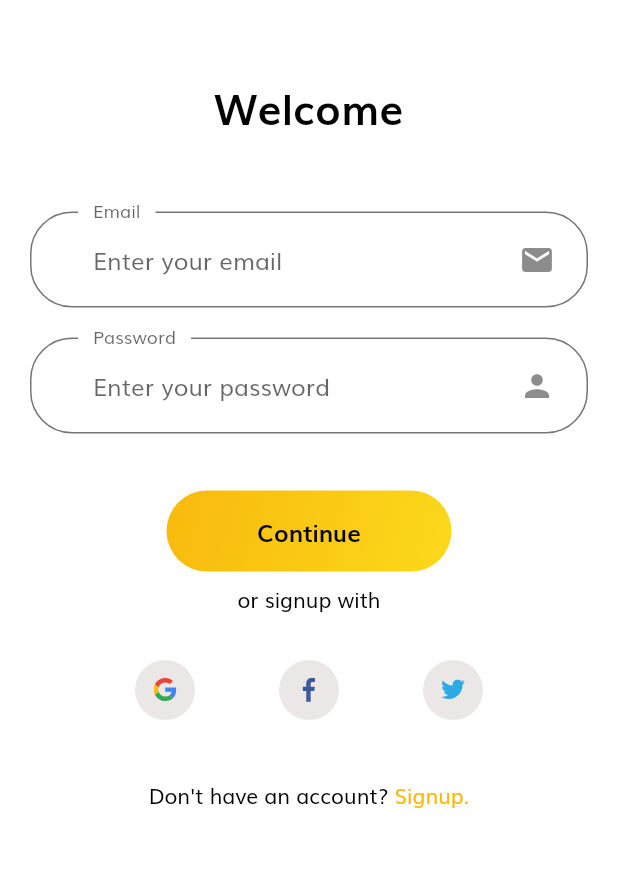
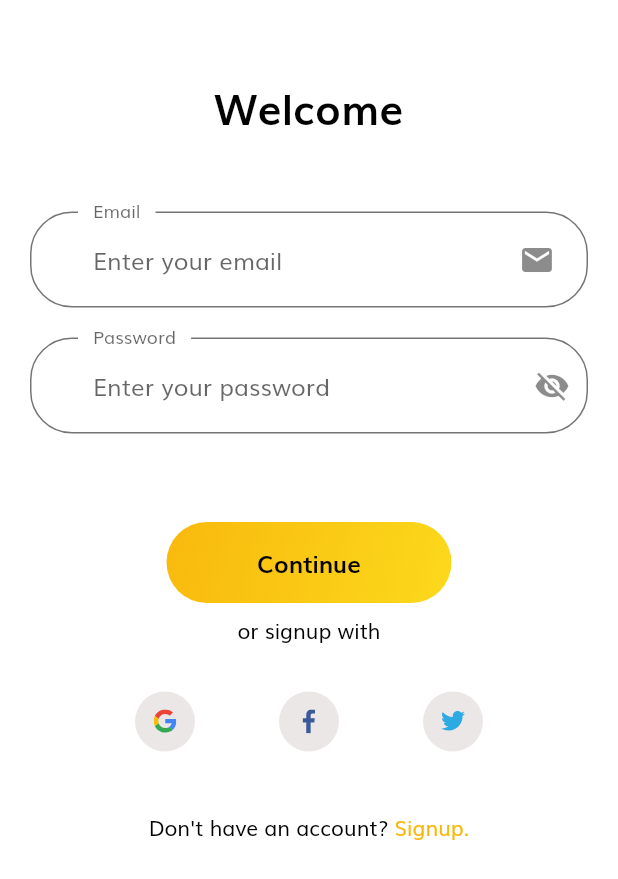
Before and after one commit to TubaNasir/Vizstore, a Flutter app: the screen it shows after launch, on a phone screen of 412 x 824 dp. Shown: the top 879 px of the screen. Run offline on Flutter 3.47's test engine with Material 2 defaults, Android fonts, the phone set to English and light mode, and no system bars; our stand-ins replace auto_size_text, camera, cloud_firestore, firebase_auth, firebase_core, flutter_svg and 2 more; missing offline and left inert: flutter_glow; accounts and stored records are empty.

Commit message:
new folders

```diff
--- a/lib/screens/complete_profile/complete_profile.dart
+++ b/lib/screens/complete_profile/complete_profile.dart
@@ -1,4 +1,5 @@
 import 'package:camera/camera.dart';
+import 'package:firebase_auth/firebase_auth.dart';
 import 'package:flutter/material.dart';
 import 'package:flutterdemo/screens/complete_profile/widgets/complete_profile_message.dart';
 import 'package:flutterdemo/screens/complete_profile/widgets/profile_form.dart';
@@ -7,8 +8,9 @@ import '../widgets/form_field.dart';
 
 class CompleteProfile extends StatefulWidget {
   final CameraDescription camera;
-  const CompleteProfile({required this.camera, super.key});
+  const CompleteProfile({required this.camera, super.key, required this.user});
 
+  final UserCredential user;
   @override
   State<CompleteProfile> createState() => _CompleteProfileState(camera);
 }
@@ -33,6 +35,7 @@ class _CompleteProfileState extends State<CompleteProfile> {
                   SizedBox(height: 40),
                   ProfileForm(
                     camera: camera,
+                    user: widget.user
                   ),
                   SizedBox(height: 20),
                 ],
--- a/lib/screens/login/login.dart
+++ b/lib/screens/login/login.dart
@@ -3,6 +3,10 @@ import 'package:flutter/material.dart';
 import 'package:flutterdemo/screens/login/widgets/login_form.dart';
 import 'package:flutterdemo/screens/login/widgets/login_redirection.dart';
 import 'package:flutterdemo/screens/login/widgets/welcome_message.dart';
+import 'package:google_sign_in/google_sign_in.dart';
+
+
+
 
 class Login extends StatefulWidget {
   final CameraDescription camera;
@@ -18,6 +22,7 @@ class _LoginState extends State<Login> {
   String? password;
   final CameraDescription camera;
   _LoginState(this.camera);
+
 
   @override
   Widget build(BuildContext context) {
--- a/lib/screens/login/widgets/login_form.dart
+++ b/lib/screens/login/widgets/login_form.dart
@@ -1,4 +1,5 @@
 import 'package:camera/camera.dart';
+import 'package:firebase_auth/firebase_auth.dart';
 import 'package:flutter/material.dart';
 
 import '../../home/home.dart';
@@ -9,6 +10,7 @@ import '../../widgets/suffix_icon.dart';
 
 class LoginForm extends StatefulWidget {
   final CameraDescription camera;
+
   const LoginForm({required this.camera, super.key});
 
   @override
@@ -17,40 +19,88 @@ class LoginForm extends StatefulWidget {
 
 class _LoginFormState extends State<LoginForm> {
   bool enabled = true;
+  bool error = false;
+  bool _passwordVisible = false;
   final CameraDescription camera;
+  FirebaseAuth firebaseauth = FirebaseAuth.instance;
 
   _LoginFormState(this.camera);
+  TextEditingController controllerEmail = TextEditingController();
+  TextEditingController controllerPassword = TextEditingController();
+
   @override
   Widget build(BuildContext context) {
+
     return Form(
       child: Column(
         children: [
-          CustomFormField(
+          TextFormField(
+            onChanged: (text){
+              setState(() {
+                error = false;
+              });
+            },
+            decoration: InputDecoration(
               labelText: "Email",
               hintText: "Enter your email",
-            icon: SuffixIcon(icon: Icons.email),
               enabled: enabled,
+              floatingLabelBehavior: FloatingLabelBehavior.always,
+              suffixIcon: SuffixIcon(icon: Icons.email),
+            ),
+            controller: controllerEmail,
           ),
           SizedBox(
             height: 20,
           ),
-          CustomFormField(
+          TextFormField(
+            decoration: InputDecoration(
               labelText: "Password",
               hintText: "Enter your password",
-            icon: SuffixIcon(icon: Icons.person),
               enabled: enabled,
+              floatingLabelBehavior: FloatingLabelBehavior.always,
+              suffixIcon: IconButton(
+                  icon: Icon(_passwordVisible ? Icons.visibility : Icons.visibility_off),
+                onPressed: () {
+                  setState(() {
+                    _passwordVisible = !_passwordVisible;
+                  });
+                },),
             ),
+            controller: controllerPassword,
+            obscureText: !_passwordVisible,
+          ),
+          error ? Column(
+            children: [
+              SizedBox(height: 5),
+              Text('Incorrect email or password', style: TextStyle(color: Colors.red, fontSize: 15),),
+            ],
+          ) :Text(""),
           SizedBox(height: 30),
           CustomButton(
               text: "Continue",
-              pressed: () {
+              pressed: () async {
+                try {
+                  UserCredential userCred = await firebaseauth
+                      .signInWithEmailAndPassword(email: controllerEmail.text,
+                      password: controllerPassword.text);
+                  print(
+                      userCred.user?.uid);
                   Navigator.of(context).push(
                     MaterialPageRoute(
-                    builder: (context) => Home(
+                      builder: (context) =>
+                          Home(
                             camera: camera,
                           ),
                     ),
                   );
+                }
+                catch (e) {
+                  setState(() {
+                    error = true;
+                  });
+                  print(e); //add incorrect email or pass label if error
+                }
+
                 //state mgmt set enabled to tru; if enabled = true, button = save changes
               }),
           Text(
--- a/pubspec.yaml
+++ b/pubspec.yaml
@@ -35,6 +35,12 @@ dependencies:
   auto_size_text: ^3.0.0
   camera: ^0.10.0+4
   flutter_glow: ^0.2.0
+  google_sign_in: ^5.4.2
+  firebase_auth: ^4.1.3
+  http: ^0.13.3
+  firebase_core: ^2.3.0
+  cloud_firestore: ^4.1.0
+
 
   # The following adds the Cupertino Icons font to your application.
   # Use with the CupertinoIcons class for iOS style icons.
```
Also changed, not shown: lib/controllers/user_provider.dart (added, +15 -0 lines), lib/main.dart (+10 -2 lines), lib/models/cart_model.dart (+9 -4 lines), lib/models/product_model.dart (+21 -1 lines), lib/models/user_model.dart (+18 -10 lines), lib/repositories/user_repository.dart (added, +38 -0 lines), lib/screens/complete_profile/widgets/profile_form.dart (+39 -8 lines), lib/screens/signup/widgets/signup_form.dart (+69 -11 lines), pubspec.lock, 3 other files. Lines whose indentation alone changed are shown as unchanged.
